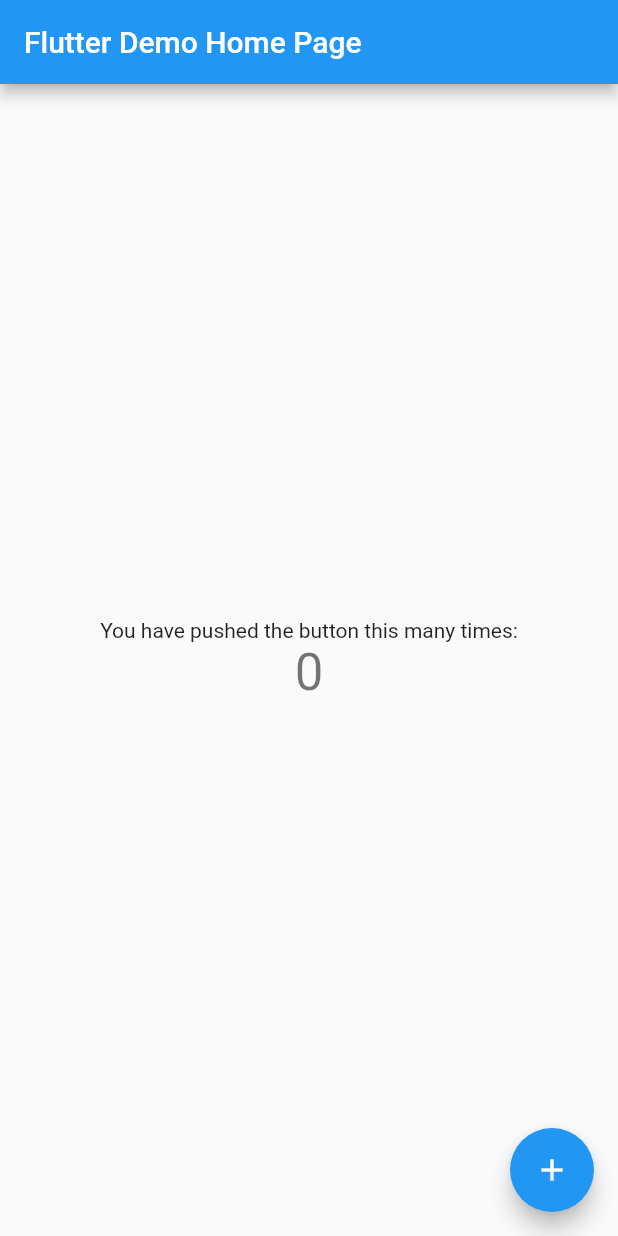
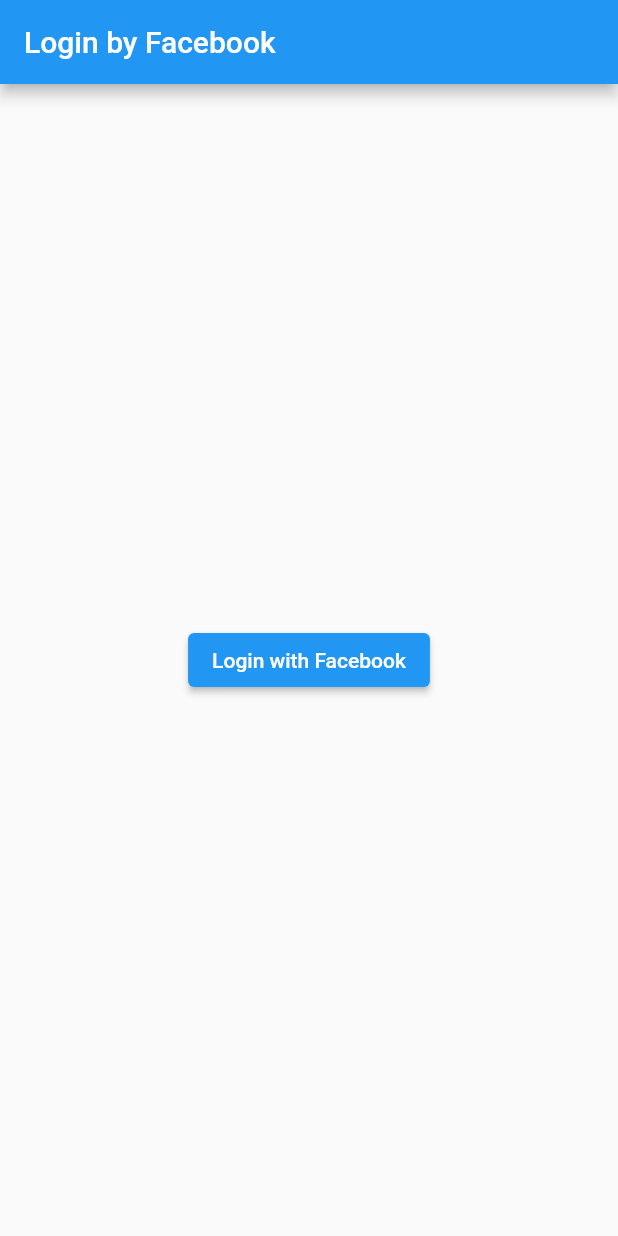
Before and after one commit to Salma666E/sign_with_facebook, a Flutter app: the screen it shows after launch, on a phone screen of 412 x 824 dp. Run offline on Flutter 3.47's test engine with Material 2 defaults, Android fonts, the phone set to English and light mode, and no system bars; missing offline and left inert: flutter_facebook_auth.

Commit message:
build home screen

```diff
--- /dev/null
+++ b/lib/home.dart
@@ -0,0 +1,61 @@
+import 'package:flutter/material.dart';
+import 'package:flutter_facebook_auth/flutter_facebook_auth.dart';
+
+class HomePage extends StatefulWidget {
+  const HomePage({Key? key}) : super(key: key);
+
+  @override
+  _HomePageState createState() => _HomePageState();
+}
+
+class _HomePageState extends State<HomePage> {
+  bool _isLoggedIn = false;
+  Map _userObj = {};
+
+  @override
+  Widget build(BuildContext context) {
+    return Scaffold(
+      appBar: AppBar(
+        title: const Text("Login by Facebook"),
+      ),
+      body: Container(
+        child: _isLoggedIn
+            ? Column(
+                children: [
+                  Image.network(_userObj["picture"]["data"]["url"]),
+                  Text(_userObj["name"]),
+                  Text(_userObj["email"]),
+                  TextButton(
+                      onPressed: () {
+                        FacebookAuth.instance.logOut().then((value) {
+                          setState(() {
+                            _isLoggedIn = false;
+                            _userObj = {};
+                          });
+                        });
+                      },
+                      child: const Text("Logout"))
+                ],
+              )
+            : Center(
+                child: ElevatedButton(
+                  child: const Text("Login with Facebook"),
+                  onPressed: () async {
+                    FacebookAuth.instance.login(
+                        permissions: ["public_profile", "email"]).then((value) {
+                      FacebookAuth.instance.getUserData().then((userData) {
+                        setState(() {
+                          _isLoggedIn = true;
+                          _userObj = userData;
+                        });
+                      });
+                    }).then((value) {
+                      print('SSSSSSSSSSSSSSSSSSS');
+                    });
+                  },
+                ),
+              ),
+      ),
+    );
+  }
+}
--- a/lib/main.dart
+++ b/lib/main.dart
@@ -1,4 +1,5 @@
 import 'package:flutter/material.dart';
+import 'home.dart';
 
 void main() {
   runApp(const MyApp());
@@ -7,109 +8,14 @@ void main() {
 class MyApp extends StatelessWidget {
   const MyApp({Key? key}) : super(key: key);
 
-  // This widget is the root of your application.
   @override
   Widget build(BuildContext context) {
     return MaterialApp(
-      title: 'Flutter Demo',
+      title: 'Flutter Facebook',
       theme: ThemeData(
-        // This is the theme of your application.
-        //
-        // Try running your application with "flutter run". You'll see the
-        // application has a blue toolbar. Then, without quitting the app, try
-        // changing the primarySwatch below to Colors.green and then invoke
-        // "hot reload" (press "r" in the console where you ran "flutter run",
-        // or simply save your changes to "hot reload" in a Flutter IDE).
-        // Notice that the counter didn't reset back to zero; the application
-        // is not restarted.
         primarySwatch: Colors.blue,
       ),
-      home: const MyHomePage(title: 'Flutter Demo Home Page'),
+      home: const HomePage(),
     );
   }
 }
-
-class MyHomePage extends StatefulWidget {
-  const MyHomePage({Key? key, required this.title}) : super(key: key);
-
-  // This widget is the home page of your application. It is stateful, meaning
-  // that it has a State object (defined below) that contains fields that affect
-  // how it looks.
-
-  // This class is the configuration for the state. It holds the values (in this
-  // case the title) provided by the parent (in this case the App widget) and
-  // used by the build method of the State. Fields in a Widget subclass are
-  // always marked "final".
-
-  final String title;
-
-  @override
-  State<MyHomePage> createState() => _MyHomePageState();
-}
-
-class _MyHomePageState extends State<MyHomePage> {
-  int _counter = 0;
-
-  void _incrementCounter() {
-    setState(() {
-      // This call to setState tells the Flutter framework that something has
-      // changed in this State, which causes it to rerun the build method below
-      // so that the display can reflect the updated values. If we changed
-      // _counter without calling setState(), then the build method would not be
-      // called again, and so nothing would appear to happen.
-      _counter++;
-    });
-  }
-
-  @override
-  Widget build(BuildContext context) {
-    // This method is rerun every time setState is called, for instance as done
-    // by the _incrementCounter method above.
-    //
-    // The Flutter framework has been optimized to make rerunning build methods
-    // fast, so that you can just rebuild anything that needs updating rather
-    // than having to individually change instances of widgets.
-    return Scaffold(
-      appBar: AppBar(
-        // Here we take the value from the MyHomePage object that was created by
-        // the App.build method, and use it to set our appbar title.
-        title: Text(widget.title),
-      ),
-      body: Center(
-        // Center is a layout widget. It takes a single child and positions it
-        // in the middle of the parent.
-        child: Column(
-          // Column is also a layout widget. It takes a list of children and
-          // arranges them vertically. By default, it sizes itself to fit its
-          // children horizontally, and tries to be as tall as its parent.
-          //
-          // Invoke "debug painting" (press "p" in the console, choose the
-          // "Toggle Debug Paint" action from the Flutter Inspector in Android
-          // Studio, or the "Toggle Debug Paint" command in Visual Studio Code)
-          // to see the wireframe for each widget.
-          //
-          // Column has various properties to control how it sizes itself and
-          // how it positions its children. Here we use mainAxisAlignment to
-          // center the children vertically; the main axis here is the vertical
-          // axis because Columns are vertical (the cross axis would be
-          // horizontal).
-          mainAxisAlignment: MainAxisAlignment.center,
-          children: <Widget>[
-            const Text(
-              'You have pushed the button this many times:',
-            ),
-            Text(
-              '$_counter',
-              style: Theme.of(context).textTheme.headline4,
-            ),
-          ],
-        ),
-      ),
-      floatingActionButton: FloatingActionButton(
-        onPressed: _incrementCounter,
-        tooltip: 'Increment',
-        child: const Icon(Icons.add),
-      ), // This trailing comma makes auto-formatting nicer for build methods.
-    );
-  }
-}
--- a/pubspec.yaml
+++ b/pubspec.yaml
@@ -34,6 +34,7 @@ dependencies:
   # The following adds the Cupertino Icons font to your application.
   # Use with the CupertinoIcons class for iOS style icons.
   cupertino_icons: ^1.0.2
+  flutter_facebook_auth: ^4.1.1
 
 dev_dependencies:
   flutter_test:
```
Also changed, not shown: pubspec.lock, 5 other files.
